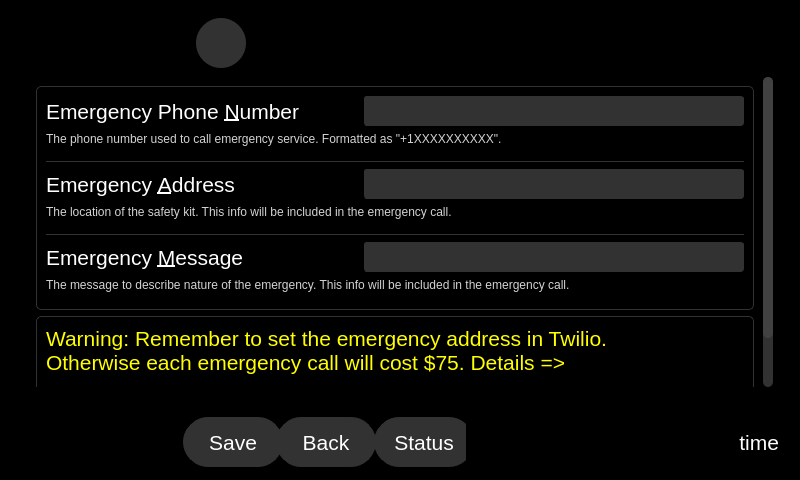
This is qt_design/main_window.ui in zyl120/Naloxone_Safety_Kit as Qt 5 draws it before an edit. The edited form follows.
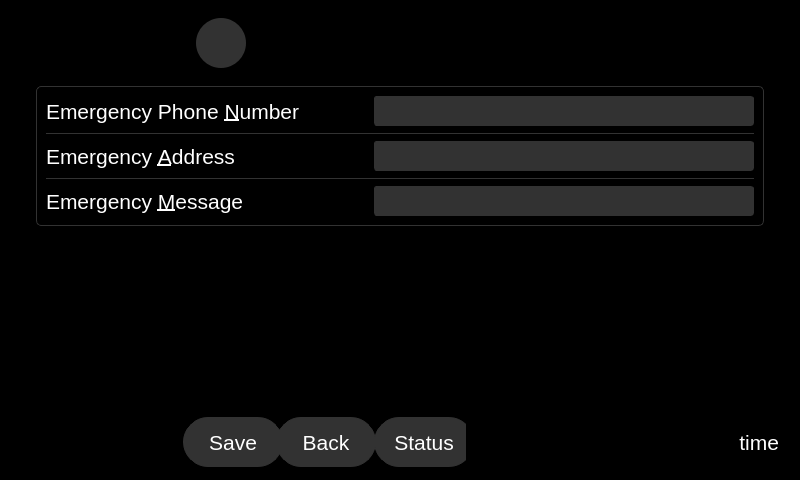
This is the edited form. The open tabs and pages were chosen to show the change. Icons and pictures are not drawn.

Commit message: remove warnings and texts. They should be in help.

Patch:
```diff
--- a/qt_design/main_window.ui
+++ b/qt_design/main_window.ui
@@ -2449,8 +2449,8 @@
                 <rect>
                  <x>0</x>
                  <y>0</y>
-                 <width>718</width>
-                 <height>434</height>
+                 <width>728</width>
+                 <height>294</height>
                 </rect>
                </property>
                <layout class="QVBoxLayout" name="verticalLayout_44">
@@ -2519,31 +2519,6 @@
                      </item>
                     </layout>
                    </item>
-                   <item>
-                    <widget class="QLabel" name="label_5">
-                     <property name="minimumSize">
-                      <size>
-                       <width>0</width>
-                       <height>22</height>
-                      </size>
-                     </property>
-                     <property name="maximumSize">
-                      <size>
-                       <width>16777215</width>
-                       <height>22</height>
-                      </size>
-                     </property>
-                     <property name="styleSheet">
-                      <string notr="true">color:lightgrey</string>
-                     </property>
-                     <property name="text">
-                      <string>The phone number used to call emergency service. Formatted as &quot;+1XXXXXXXXXX&quot;.</string>
-                     </property>
-                     <property name="alignment">
-                      <set>Qt::AlignLeading|Qt::AlignLeft|Qt::AlignTop</set>
-                     </property>
-                    </widget>
-                   </item>
                    <item>
                     <widget class="Line" name="line_6">
                      <property name="styleSheet">
@@ -2617,31 +2592,6 @@
                      </item>
                     </layout>
                    </item>
-                   <item>
-                    <widget class="QLabel" name="label_7">
-                     <property name="minimumSize">
-                      <size>
-                       <width>0</width>
-                       <height>22</height>
-                      </size>
-                     </property>
-                     <property name="maximumSize">
-                      <size>
-                       <width>16777215</width>
-                       <height>22</height>
-                      </size>
-                     </property>
-                     <property name="styleSheet">
-                      <string notr="true">color:lightgrey</string>
-                     </property>
-                     <property name="text">
-                      <string>The location of the safety kit. This info will be included in the emergency call.</string>
-                     </property>
-                     <property name="alignment">
-                      <set>Qt::AlignLeading|Qt::AlignLeft|Qt::AlignTop</set>
-                     </property>
-                    </widget>
-                   </item>
                    <item>
                     <widget class="Line" name="line_7">
                      <property name="styleSheet">
@@ -2709,92 +2659,21 @@
                      </item>
                     </layout>
                    </item>
-                   <item>
-                    <widget class="QLabel" name="label_9">
-                     <property name="minimumSize">
-                      <size>
-                       <width>0</width>
-                       <height>22</height>
-                      </size>
-                     </property>
-                     <property name="maximumSize">
-                      <size>
-                       <width>16777215</width>
-                       <height>22</height>
-                      </size>
-                     </property>
-                     <property name="styleSheet">
-                      <string notr="true">color:lightgrey</string>
-                     </property>
-                     <property name="text">
-                      <string>The message to describe nature of the emergency. This info will be included in the emergency call.</string>
-                     </property>
-                     <property name="alignment">
-                      <set>Qt::AlignLeading|Qt::AlignLeft|Qt::AlignTop</set>
-                     </property>
-                    </widget>
-                   </item>
                   </layout>
                  </widget>
                 </item>
                 <item>
-                 <widget class="QFrame" name="frame_15">
-                  <property name="styleSheet">
-                   <string notr="true">QWidget#frame_15{border-radius: 5px;border-color:rgb(50,50,50);border-width: 1px;border-style: solid;}</string>
+                 <spacer name="verticalSpacer_15">
+                  <property name="orientation">
+                   <enum>Qt::Vertical</enum>
                   </property>
-                  <property name="frameShape">
-                   <enum>QFrame::StyledPanel</enum>
+                  <property name="sizeHint" stdset="0">
+                   <size>
+                    <width>20</width>
+                    <height>40</height>
+                   </size>
                   </property>
-                  <property name="frameShadow">
-                   <enum>QFrame::Raised</enum>
-                  </property>
-                  <layout class="QHBoxLayout" name="horizontalLayout_7">
-                   <item>
-                    <widget class="QLabel" name="twilioAddressWarning">
-                     <property name="font">
-                      <font>
-                       <pointsize>16</pointsize>
-                      </font>
-                     </property>
-                     <property name="styleSheet">
-                      <string notr="true">color:yellow</string>
-                     </property>
-                     <property name="text">
-                      <string>Warning: Remember to set the emergency address in Twilio.
-Otherwise each emergency call will cost $75. Details =&gt;</string>
-                     </property>
-                     <property name="textFormat">
-                      <enum>Qt::AutoText</enum>
-                     </property>
-                     <property name="alignment">
-                      <set>Qt::AlignLeading|Qt::AlignLeft|Qt::AlignTop</set>
-                     </property>
-                    </widget>
-                   </item>
-                   <item>
-                    <widget class="QLabel" name="twilioAddressWarningQrCode">
-                     <property name="minimumSize">
-                      <size>
-                       <width>100</width>
-                       <height>100</height>
-                      </size>
-                     </property>
-                     <property name="maximumSize">
-                      <size>
-                       <width>100</width>
-                       <height>100</height>
-                      </size>
-                     </property>
-                     <property name="text">
-                      <string>75_QR_CODE</string>
-                     </property>
-                     <property name="alignment">
-                      <set>Qt::AlignCenter</set>
-                     </property>
-                    </widget>
-                   </item>
-                  </layout>
-                 </widget>
+                 </spacer>
                 </item>
                </layout>
               </widget>
```
Left out of the diff: 236 changed lines with no effect on the pictures. The commit also changes 3 other files.
